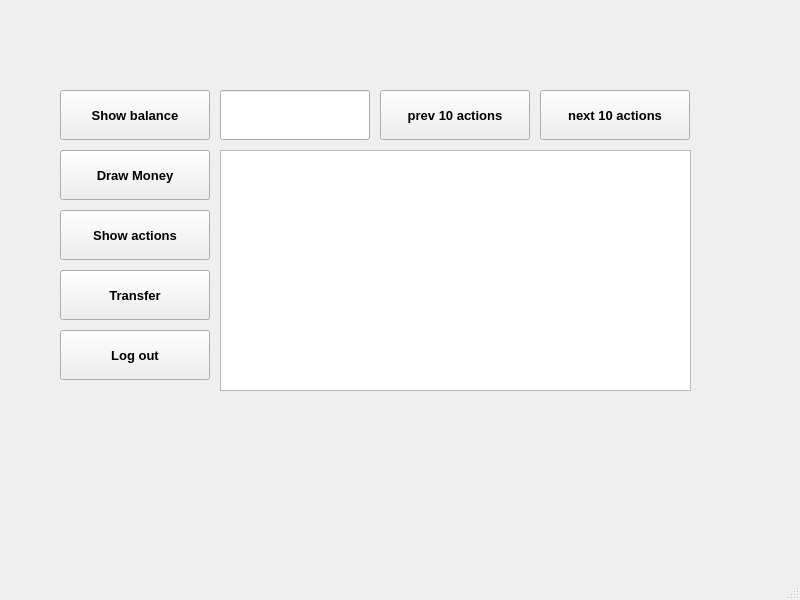
This is Pankkiautomaatti/mainwindow.ui in banksimul2022/group6 as Qt 5 draws it before an edit. The edited form follows.
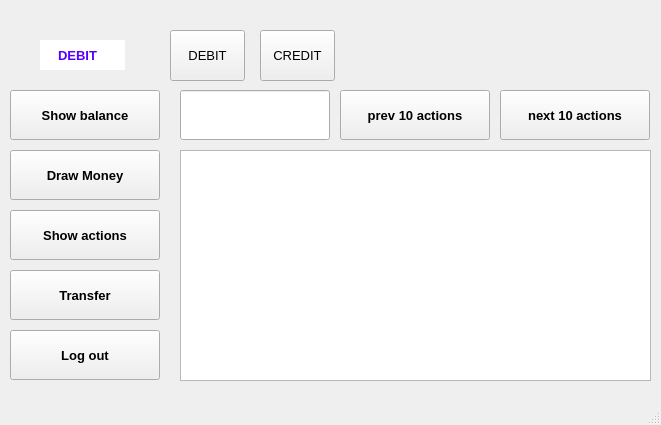
This is the edited form.

```diff
--- a/Pankkiautomaatti/mainwindow.ui
+++ b/Pankkiautomaatti/mainwindow.ui
@@ -6,10 +6,22 @@
    <rect>
     <x>0</x>
     <y>0</y>
-    <width>800</width>
-    <height>600</height>
+    <width>661</width>
+    <height>425</height>
    </rect>
   </property>
+  <property name="minimumSize">
+   <size>
+    <width>661</width>
+    <height>425</height>
+   </size>
+  </property>
+  <property name="maximumSize">
+   <size>
+    <width>661</width>
+    <height>425</height>
+   </size>
+  </property>
   <property name="windowTitle">
    <string>ATM-MAIN</string>
   </property>
@@ -17,7 +29,7 @@
    <widget class="QPushButton" name="btn_balance">
     <property name="geometry">
      <rect>
-      <x>60</x>
+      <x>10</x>
       <y>90</y>
       <width>150</width>
       <height>50</height>
@@ -36,7 +48,7 @@
    <widget class="QPushButton" name="btn_drawMoney">
     <property name="geometry">
      <rect>
-      <x>60</x>
+      <x>10</x>
       <y>150</y>
       <width>150</width>
       <height>50</height>
@@ -55,12 +67,18 @@
    <widget class="QTextEdit" name="le_actions">
     <property name="geometry">
      <rect>
-      <x>220</x>
+      <x>180</x>
       <y>150</y>
       <width>471</width>
-      <height>241</height>
+      <height>231</height>
      </rect>
     </property>
+    <property name="minimumSize">
+     <size>
+      <width>471</width>
+      <height>231</height>
+     </size>
+    </property>
     <property name="font">
      <font>
       <pointsize>14</pointsize>
@@ -70,7 +88,7 @@
    <widget class="QLineEdit" name="le_balance">
     <property name="geometry">
      <rect>
-      <x>220</x>
+      <x>180</x>
       <y>90</y>
       <width>150</width>
       <height>50</height>
@@ -83,13 +101,13 @@
      </font>
     </property>
     <property name="text">
-     <string>  </string>
+     <string/>
     </property>
    </widget>
    <widget class="QPushButton" name="btn_logOut">
     <property name="geometry">
      <rect>
-      <x>60</x>
+      <x>10</x>
       <y>330</y>
       <width>150</width>
       <height>50</height>
@@ -108,7 +126,7 @@
    <widget class="QPushButton" name="btn_10actions">
     <property name="geometry">
      <rect>
-      <x>60</x>
+      <x>10</x>
       <y>210</y>
       <width>150</width>
       <height>50</height>
@@ -127,7 +145,7 @@
    <widget class="QPushButton" name="btn_Siirto">
     <property name="geometry">
      <rect>
-      <x>60</x>
+      <x>10</x>
       <y>270</y>
       <width>150</width>
       <height>50</height>
@@ -146,7 +164,7 @@
    <widget class="QPushButton" name="btn_next10actions">
     <property name="geometry">
      <rect>
-      <x>540</x>
+      <x>500</x>
       <y>90</y>
       <width>150</width>
       <height>50</height>
@@ -168,7 +186,7 @@
     </property>
     <property name="geometry">
      <rect>
-      <x>380</x>
+      <x>340</x>
       <y>90</y>
       <width>150</width>
       <height>50</height>
@@ -184,6 +202,67 @@
      <string>prev 10 actions</string>
     </property>
    </widget>
+   <widget class="QPushButton" name="btn_debit">
+    <property name="geometry">
+     <rect>
+      <x>170</x>
+      <y>30</y>
+      <width>75</width>
+      <height>51</height>
+     </rect>
+    </property>
+    <property name="font">
+     <font>
+      <pointsize>10</pointsize>
+      <bold>false</bold>
+     </font>
+    </property>
+    <property name="text">
+     <string>DEBIT</string>
+    </property>
+   </widget>
+   <widget class="QPushButton" name="btn_credit">
+    <property name="geometry">
+     <rect>
+      <x>260</x>
+      <y>30</y>
+      <width>75</width>
+      <height>51</height>
+     </rect>
+    </property>
+    <property name="font">
+     <font>
+      <pointsize>10</pointsize>
+      <bold>false</bold>
+     </font>
+    </property>
+    <property name="text">
+     <string>CREDIT</string>
+    </property>
+   </widget>
+   <widget class="QLabel" name="label_cardMode">
+    <property name="geometry">
+     <rect>
+      <x>40</x>
+      <y>40</y>
+      <width>85</width>
+      <height>30</height>
+     </rect>
+    </property>
+    <property name="font">
+     <font>
+      <pointsize>10</pointsize>
+      <bold>true</bold>
+     </font>
+    </property>
+    <property name="styleSheet">
+     <string notr="true">color:rgb(85, 0, 255);
+background-color: rgb(255, 255, 255);</string>
+    </property>
+    <property name="text">
+     <string>     DEBIT</string>
+    </property>
+   </widget>
   </widget>
   <widget class="QMenuBar" name="menubar">
    <property name="geometry">
```
Left out of the diff: 4 changed lines with no effect on the pictures.
